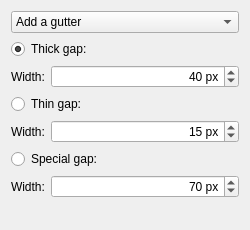
Old version of the form plugins/tools/tool_knife/KisToolKnifeOptionsWidget.ui in the repository KDE/krita.
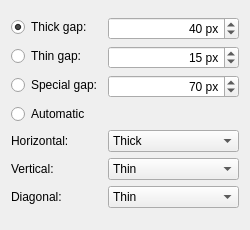
New version of the form. Custom widgets are drawn as their Qt base class.

Commit message:
Improve Knife Tool options widget with temp icons
Before this commit, the Knife Tool options widget had a combobox
to choose the tool. This commit adds a button strip with icons
to allow for easier choosing of the tool.
This also includes a new option for the gutter width, "Automatic".
It's not conencted with the tool yet.

Diff of the .ui file:
```diff
--- a/plugins/tools/tool_knife/KisToolKnifeOptionsWidget.ui
+++ b/plugins/tools/tool_knife/KisToolKnifeOptionsWidget.ui
@@ -16,51 +16,21 @@
   </property>
   <layout class="QVBoxLayout" name="verticalLayout_2">
    <item>
-    <widget class="QComboBox" name="comboBox">
-     <property name="modelColumn">
-      <number>0</number>
-     </property>
-     <item>
-      <property name="text">
-       <string>Add a gutter</string>
-      </property>
-     </item>
-     <item>
-      <property name="text">
-       <string>Remove a gutter</string>
-      </property>
-     </item>
-    </widget>
+    <widget class="KisOptionButtonStrip" name="optionButtonStripToolMode" native="true"/>
    </item>
    <item>
-    <widget class="QRadioButton" name="thickGapWidthRadioButton">
-     <property name="text">
-      <string>Thick gap:</string>
-     </property>
-     <property name="checked">
-      <bool>true</bool>
-     </property>
-    </widget>
-   </item>
-   <item>
-    <layout class="QHBoxLayout" name="horizontalLayout_2">
-     <item>
-      <widget class="QLabel" name="gapWidthLabel1">
-       <property name="sizePolicy">
-        <sizepolicy hsizetype="Minimum" vsizetype="Preferred">
-         <horstretch>0</horstretch>
-         <verstretch>0</verstretch>
-        </sizepolicy>
-       </property>
+    <layout class="QFormLayout" name="formLayout">
+     <item row="1" column="0">
+      <widget class="QRadioButton" name="thickGapWidthRadioButton">
        <property name="text">
-        <string>Width:</string>
+        <string>Thick gap:</string>
        </property>
-       <property name="buddy">
-        <cstring>gapWidthLabel1</cstring>
+       <property name="checked">
+        <bool>true</bool>
        </property>
       </widget>
      </item>
-     <item>
+     <item row="1" column="1">
       <widget class="QSpinBox" name="thickGapWidth">
        <property name="sizePolicy">
         <sizepolicy hsizetype="MinimumExpanding" vsizetype="Fixed">
@@ -88,34 +58,14 @@
        </property>
       </widget>
      </item>
-    </layout>
-   </item>
-   <item>
-    <widget class="QRadioButton" name="thinGapWidthRadioButton">
-     <property name="text">
-      <string>Thin gap:</string>
-     </property>
-    </widget>
-   </item>
-   <item>
-    <layout class="QHBoxLayout" name="horizontalLayout_2">
-     <item>
-      <widget class="QLabel" name="gapWidthLabel2">
-       <property name="sizePolicy">
-        <sizepolicy hsizetype="Minimum" vsizetype="Preferred">
-         <horstretch>0</horstretch>
-         <verstretch>0</verstretch>
-        </sizepolicy>
-       </property>
+     <item row="2" column="0">
+      <widget class="QRadioButton" name="thinGapWidthRadioButton">
        <property name="text">
-        <string>Width:</string>
-       </property>
-       <property name="buddy">
-        <cstring>gapWidthLabel2</cstring>
+        <string>Thin gap:</string>
        </property>
       </widget>
      </item>
-     <item>
+     <item row="2" column="1">
       <widget class="QSpinBox" name="thinGapWidth">
        <property name="sizePolicy">
         <sizepolicy hsizetype="MinimumExpanding" vsizetype="Fixed">
@@ -143,35 +93,15 @@
        </property>
       </widget>
      </item>
-    </layout>
-   </item>
-   <item>
-    <widget class="QRadioButton" name="customWidthRadioButton">
-     <property name="text">
-      <string>Special gap:</string>
-     </property>
-    </widget>
-   </item>
-   <item>
-    <layout class="QHBoxLayout" name="horizontalLayout_2">
-     <item>
-      <widget class="QLabel" name="gapWidthLabel3">
-       <property name="sizePolicy">
-        <sizepolicy hsizetype="Minimum" vsizetype="Preferred">
-         <horstretch>0</horstretch>
-         <verstretch>0</verstretch>
-        </sizepolicy>
-       </property>
+     <item row="3" column="0">
+      <widget class="QRadioButton" name="customWidthRadioButton">
        <property name="text">
-        <string>Width:</string>
-       </property>
-       <property name="buddy">
-        <cstring>gapWidthLabel3</cstring>
+        <string>Special gap:</string>
        </property>
       </widget>
      </item>
-     <item>
-      <widget class="QSpinBox" name="specialGapWidth">
+     <item row="3" column="1">
+      <widget class="QSpinBox" name="customGapWidth">
        <property name="sizePolicy">
         <sizepolicy hsizetype="MinimumExpanding" vsizetype="Fixed">
          <horstretch>0</horstretch>
@@ -198,6 +128,67 @@
        </property>
       </widget>
      </item>
+     <item row="4" column="0">
+      <widget class="QRadioButton" name="radioButton">
+       <property name="text">
+        <string>Automatic</string>
+       </property>
+      </widget>
+     </item>
+     <item row="5" column="0">
+      <widget class="QLabel" name="label">
+       <property name="text">
+        <string>Horizontal:</string>
+       </property>
+      </widget>
+     </item>
+     <item row="6" column="0">
+      <widget class="QLabel" name="label_2">
+       <property name="text">
+        <string>Vertical:</string>
+       </property>
+      </widget>
+     </item>
+     <item row="7" column="0">
+      <widget class="QLabel" name="label_3">
+       <property name="text">
+        <string>Diagonal:</string>
+       </property>
+      </widget>
+     </item>
+     <item row="5" column="1">
+      <widget class="QComboBox" name="comboBox">
+       <property name="currentText">
+        <string>Thick</string>
+       </property>
+       <item>
+        <property name="text">
+         <string>Thick</string>
+        </property>
+       </item>
+      </widget>
+     </item>
+     <item row="6" column="1">
+      <widget class="QComboBox" name="comboBox_2">
+       <property name="currentText">
+        <string>Thin</string>
+       </property>
+       <item>
+        <property name="text">
+         <string>Thin</string>
+        </property>
+       </item>
+      </widget>
+     </item>
+     <item row="7" column="1">
+      <widget class="QComboBox" name="comboBox_3">
+       <item>
+        <property name="text">
+         <string>Thin</string>
+        </property>
+       </item>
+      </widget>
+     </item>
     </layout>
    </item>
    <item>
@@ -215,6 +206,13 @@
    </item>
   </layout>
  </widget>
+ <customwidgets>
+  <customwidget>
+   <class>KisOptionButtonStrip</class>
+   <extends>QWidget</extends>
+   <header>KisOptionButtonStrip.h</header>
+  </customwidget>
+ </customwidgets>
  <resources/>
  <connections/>
 </ui>
```
Left out of the diff: 2 changed lines with no effect on the pictures. The commit also changes 9 other files.
